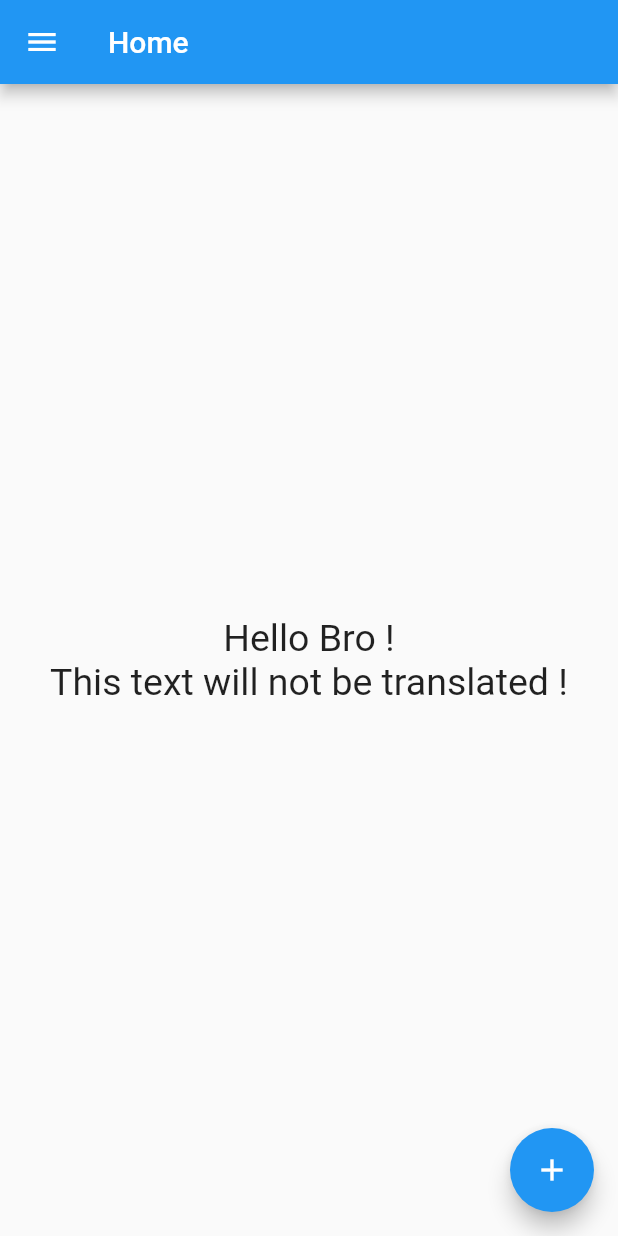
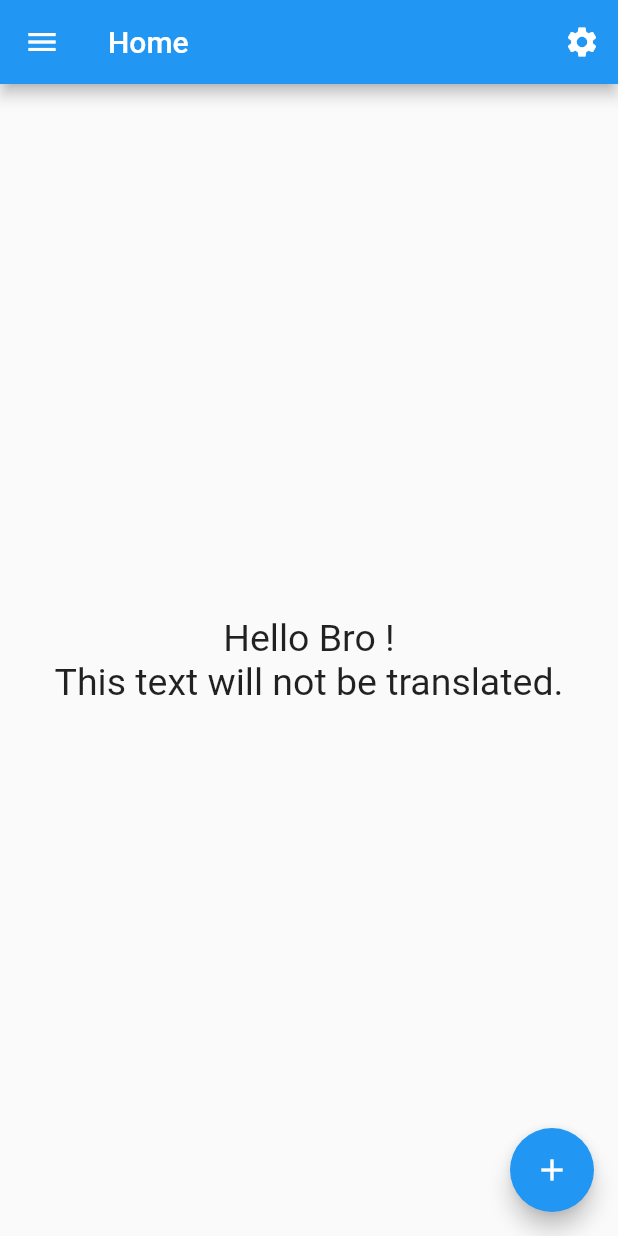
Before and after one commit to Amin-Naimi/Flutter_localisation_app, a Flutter app: the screen it shows after launch, on a phone screen of 412 x 824 dp. Run offline on Flutter 3.47's test engine with Material 2 defaults, Android fonts, the light colour scheme and no system bars; our stand-ins replace bloc, flutter_bloc, shared_preferences.

Commit message:
last commit

```diff
--- a/localisation_app/lib/cubit/local_cubit.dart
+++ b/localisation_app/lib/cubit/local_cubit.dart
@@ -2,7 +2,6 @@
 import 'package:bloc/bloc.dart';
 import 'package:flutter/material.dart';
 import 'package:localisation_app/language_cache_helper.dart';
-import 'package:meta/meta.dart';
 
 part 'local_state.dart';
 
--- a/localisation_app/lib/home_page.dart
+++ b/localisation_app/lib/home_page.dart
@@ -1,34 +1,36 @@
 import 'package:flutter/material.dart';
-
+import 'package:localisation_app/setting_page.dart';
 import 'app_localizations.dart';
 
 class HomePage extends StatelessWidget {
-  const HomePage({super.key});
+  const HomePage({Key? key}) : super(key: key);
 
   @override
   Widget build(BuildContext context) {
     return Scaffold(
       appBar: AppBar(
-        title:Text ("home".translate(context))
+        title: Text("home".translate(context)),
+        actions: [
+          IconButton(
+              onPressed: () => Navigator.of(context).push(
+                  MaterialPageRoute(builder: (ctx) => const SettingsPage())),
+              icon: const Icon(Icons.settings))
+        ],
       ),
       drawer: const Drawer(),
-      body:  Center(
+      body: Center(
         child: Padding(
           padding: const EdgeInsets.all(8.0),
           child: Column(
             mainAxisSize: MainAxisSize.min,
             children: <Widget>[
               Text(
-/********************************************************************************************/
-               AppLocalizations.of(context)!.translate("hello_msg"),
-               //ou
-               //"hello_msg".translate(context),
-/********************************************************************************************/
+                "hello_msg".translate(context),
                 style: const TextStyle(fontSize: 25),
                 textAlign: TextAlign.center,
               ),
               const Text(
-                "This text will not be translated !",
+                'This text will not be translated.',
                 style: TextStyle(fontSize: 25),
                 textAlign: TextAlign.center,
               ),
@@ -36,9 +38,9 @@ class HomePage extends StatelessWidget {
           ),
         ),
       ),
-      floatingActionButton: const FloatingActionButton(
-        onPressed: null,
-        child:  Icon(Icons.add) ,
+      floatingActionButton: FloatingActionButton(
+        onPressed: () {},
+        child: const Icon(Icons.add),
       ),
     );
   }
--- a/localisation_app/lib/main.dart
+++ b/localisation_app/lib/main.dart
@@ -1,8 +1,8 @@
 import 'package:flutter/material.dart';
 import 'package:flutter_bloc/flutter_bloc.dart';
 import 'package:flutter_localizations/flutter_localizations.dart';
-import 'package:localisation_app/cubit/local_cubit.dart';
 import 'app_localizations.dart';
+import 'cubit/local_cubit.dart';
 import 'home_page.dart';
 
 void main() => runApp(const MyApp());
```
